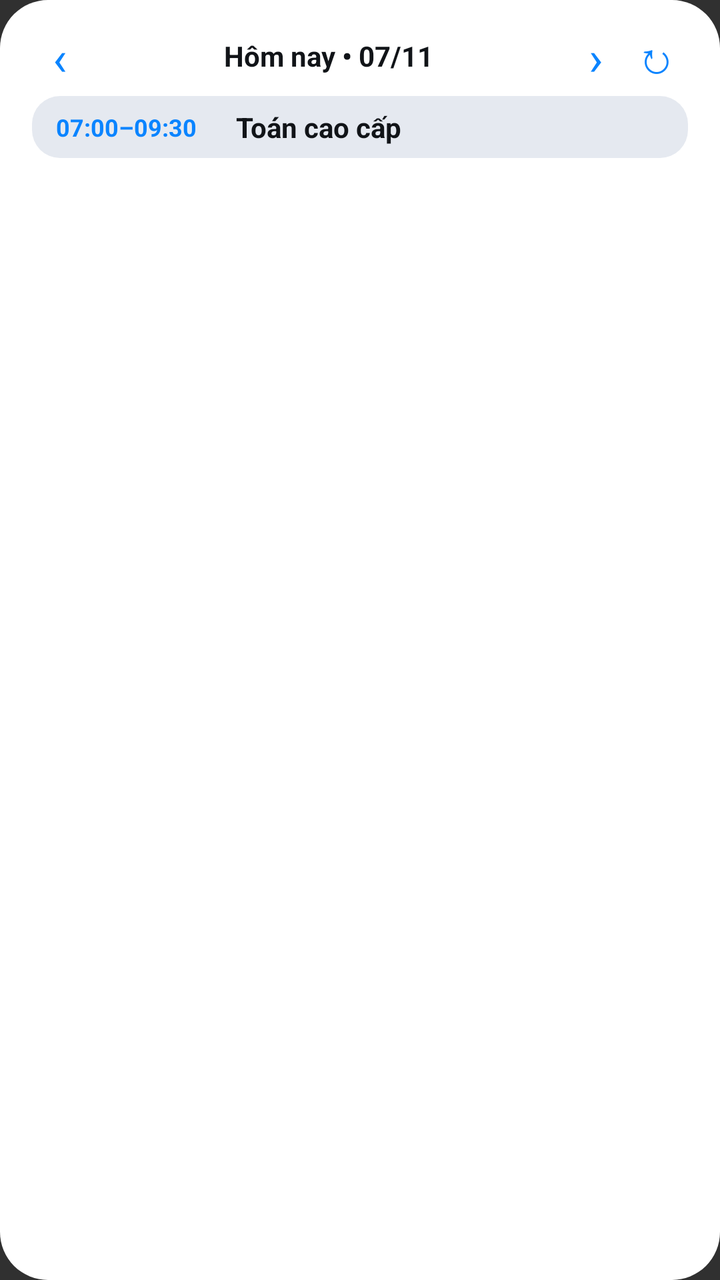
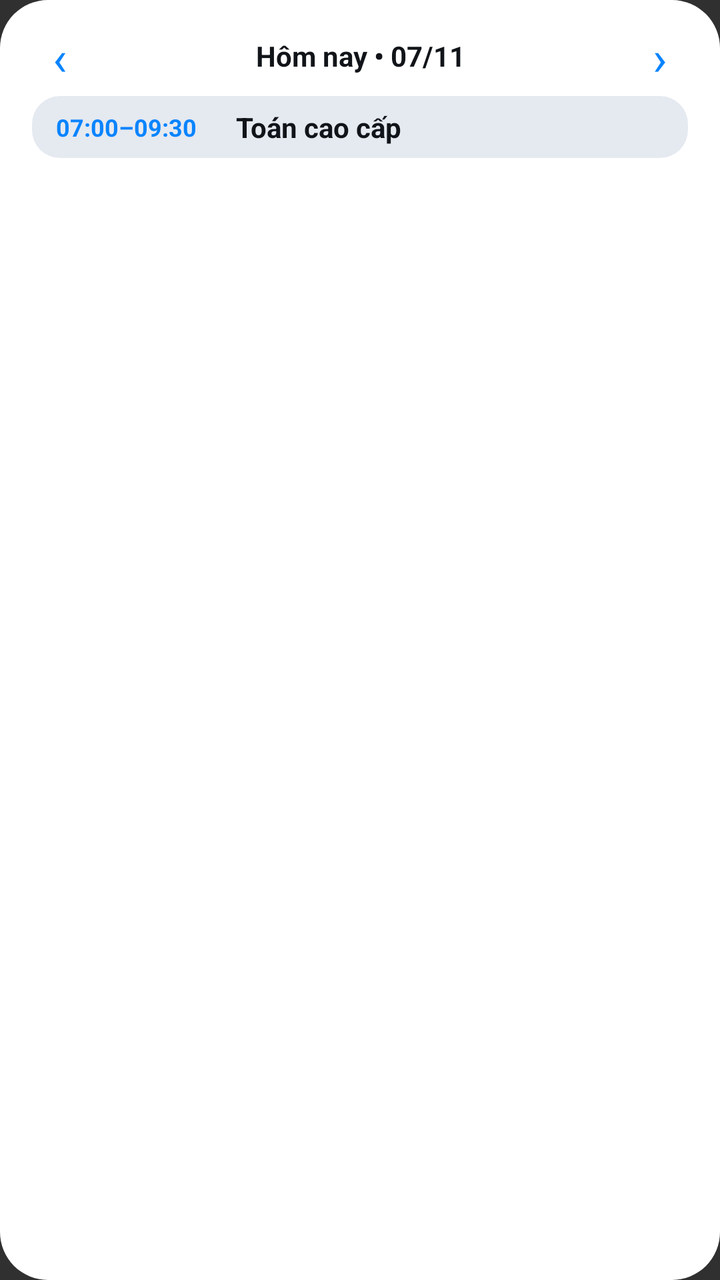

An Android layout rendered at two revisions. The XML below is the earlier revision; the diff shows what the commit changed to produce the second picture.
<!-- AndroidManifest.xml: application theme Theme.Tkb -->
<!-- res/layout/widget_timetable_preview.xml -->
<?xml version="1.0" encoding="utf-8"?>
<LinearLayout xmlns:android="http://schemas.android.com/apk/res/android"
    android:layout_width="match_parent"
    android:layout_height="match_parent"
    android:background="@drawable/widget_background"
    android:orientation="vertical"
    android:paddingHorizontal="16dp"
    android:paddingVertical="12dp">

    <LinearLayout
        android:layout_width="match_parent"
        android:layout_height="32dp"
        android:gravity="center_vertical"
        android:orientation="horizontal">

        <TextView
            android:layout_width="28dp"
            android:layout_height="32dp"
            android:gravity="center"
            android:text="‹"
            android:textColor="@color/widget_primary"
            android:textSize="24sp" />

        <TextView
            android:layout_width="0dp"
            android:layout_height="wrap_content"
            android:layout_weight="1"
            android:gravity="center"
            android:text="Hôm nay • 07/11"
            android:textColor="@color/widget_on_surface"
            android:textSize="14sp"
            android:textStyle="bold" />

        <TextView
            android:layout_width="28dp"
            android:layout_height="32dp"
            android:gravity="center"
            android:text="›"
            android:textColor="@color/widget_primary"
            android:textSize="24sp" />

        <TextView
            android:layout_width="32dp"
            android:layout_height="32dp"
            android:gravity="center"
            android:text="↻"
            android:textColor="@color/widget_primary"
            android:textSize="22sp" />
    </LinearLayout>

    <LinearLayout
        android:layout_width="match_parent"
        android:layout_height="wrap_content"
        android:layout_marginTop="4dp"
        android:background="@drawable/widget_lesson_background"
        android:gravity="center_vertical"
        android:orientation="horizontal"
        android:paddingHorizontal="12dp"
        android:paddingVertical="6dp">

        <TextView
            android:layout_width="82dp"
            android:layout_height="wrap_content"
            android:ellipsize="end"
            android:maxLines="1"
            android:text="07:00–09:30"
            android:textColor="@color/widget_primary"
            android:textSize="12sp"
            android:textStyle="bold" />

        <TextView
            android:layout_width="0dp"
            android:layout_height="wrap_content"
            android:layout_marginStart="8dp"
            android:layout_weight="1"
            android:ellipsize="end"
            android:maxLines="2"
            android:text="Toán cao cấp"
            android:textColor="@color/widget_on_surface"
            android:textSize="14sp"
            android:textStyle="bold" />
    </LinearLayout>
</LinearLayout>
<!-- resources referenced by this layout -->
<resources>
  <color name="widget_on_surface">#111418</color>
  <color name="widget_primary">#0A84FF</color>
  <!-- drawable widget_background (drawable) -->
  <?xml version="1.0" encoding="utf-8"?>
  <shape xmlns:android="http://schemas.android.com/apk/res/android" android:shape="rectangle">
      <corners android:radius="24dp" />
      <solid android:color="@color/widget_surface" />
  </shape>
  <!-- drawable widget_lesson_background (drawable) -->
  <?xml version="1.0" encoding="utf-8"?>
  <shape xmlns:android="http://schemas.android.com/apk/res/android" android:shape="rectangle">
      <corners android:radius="14dp" />
      <solid android:color="@color/widget_surface_variant" />
  </shape>
  <style name="Theme.Tkb" parent="android:Theme.Material.NoActionBar">
          <item name="android:windowLightStatusBar">true</item>
      </style>
  <color name="widget_surface">#FFFFFF</color>
  <color name="widget_surface_variant">#E5E9F0</color>
</resources>

<!-- the commit's change to res/layout/widget_timetable_preview.xml (unified diff, before → after) -->
@@ -39,13 +39,6 @@
             android:textColor="@color/widget_primary"
             android:textSize="24sp" />
 
-        <TextView
-            android:layout_width="32dp"
-            android:layout_height="32dp"
-            android:gravity="center"
-            android:text="↻"
-            android:textColor="@color/widget_primary"
-            android:textSize="22sp" />
     </LinearLayout>
 
     <LinearLayout
